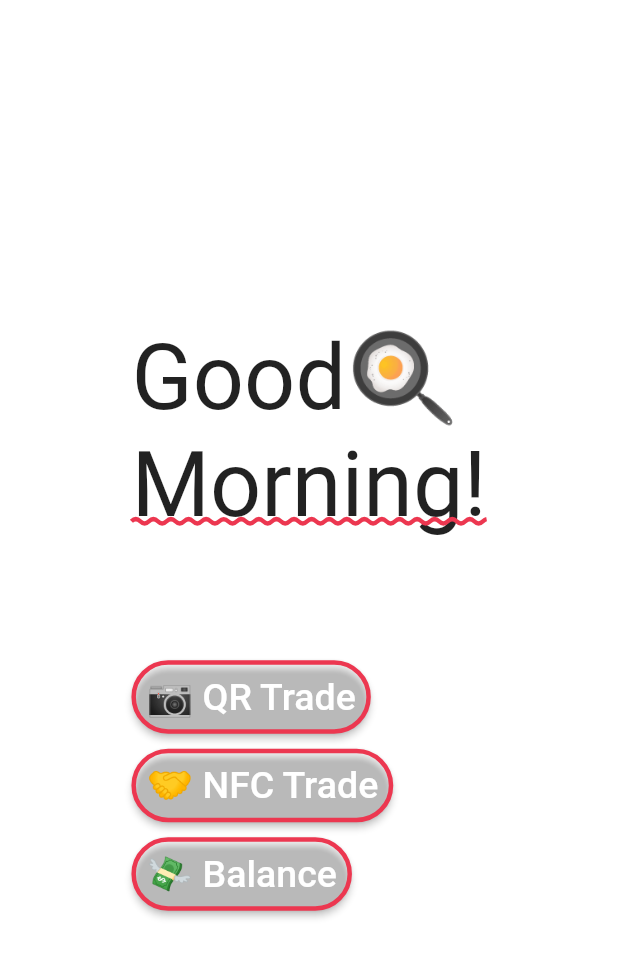
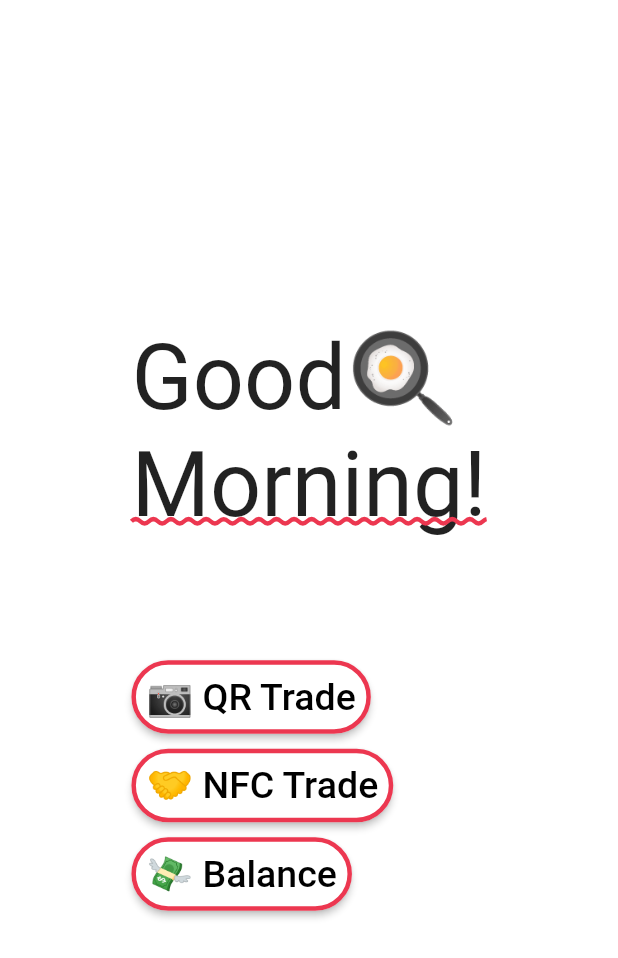
Before and after one commit to gleich/Hack-Club-GP, a Flutter app: the screen it shows after launch, on a phone screen of 412 x 824 dp. Shown: the top 958 px of the screen. Run offline on Flutter 3.47's test engine with Material 2 defaults, Android fonts, the phone set to English and light mode, and no system bars; our stand-ins replace flutter_staggered_animations.

Commit message:
🐛 Fix buttons in light mode
Signed-off-by: Matthew Gleich <matthewgleich@gmail.com>

```diff
--- a/lib/themes.dart
+++ b/lib/themes.dart
@@ -4,12 +4,12 @@ import 'package:flutter/material.dart';
 class Themes {
   // Shared Values
   static const _primaryColor = Color.fromRGBO(236, 55, 80, 1);
-  final _textTheme = TextTheme(
-    button: TextStyle(
-      fontSize: 25,
-      color: Colors.white,
-    ),
-  );
+  TextTheme _textTheme(brightness) => TextTheme(
+        button: TextStyle(
+          fontSize: 25,
+          color: Brightness.dark == brightness ? Colors.white : Colors.black,
+        ),
+      );
 
   ThemeData get darkTheme => ThemeData(
         brightness: Brightness.dark,
@@ -18,7 +18,7 @@ class Themes {
         ),
         scaffoldBackgroundColor: Color.fromRGBO(23, 23, 29, 1),
         primaryColor: _primaryColor,
-        textTheme: _textTheme,
+        textTheme: _textTheme(Brightness.dark),
       );
 
   ThemeData get lightTheme => ThemeData(
@@ -28,6 +28,6 @@ class Themes {
         ),
         scaffoldBackgroundColor: Colors.white,
         primaryColor: _primaryColor,
-        textTheme: _textTheme,
+        textTheme: _textTheme(Brightness.light),
       );
 }
--- a/lib/widgets/buttons.dart
+++ b/lib/widgets/buttons.dart
@@ -1,4 +1,6 @@
 // 🐦 Flutter imports:
+import 'dart:io';
+
 import 'package:flutter/material.dart';
 
 class HackClubButton extends StatelessWidget {
@@ -18,11 +20,13 @@ class HackClubButton extends StatelessWidget {
       padding: padding ?? EdgeInsets.all(0),
       child: RaisedButton(
         onPressed: onPressed,
-        color: Colors.transparent,
+        color: Theme.of(context).scaffoldBackgroundColor,
         padding: const EdgeInsets.symmetric(
           vertical: 10,
           horizontal: 10,
         ),
+        splashColor: Theme.of(context).primaryColor,
+        highlightColor: Colors.transparent,
         child: child,
         shape: RoundedRectangleBorder(
           borderRadius: BorderRadius.circular(30),
```
